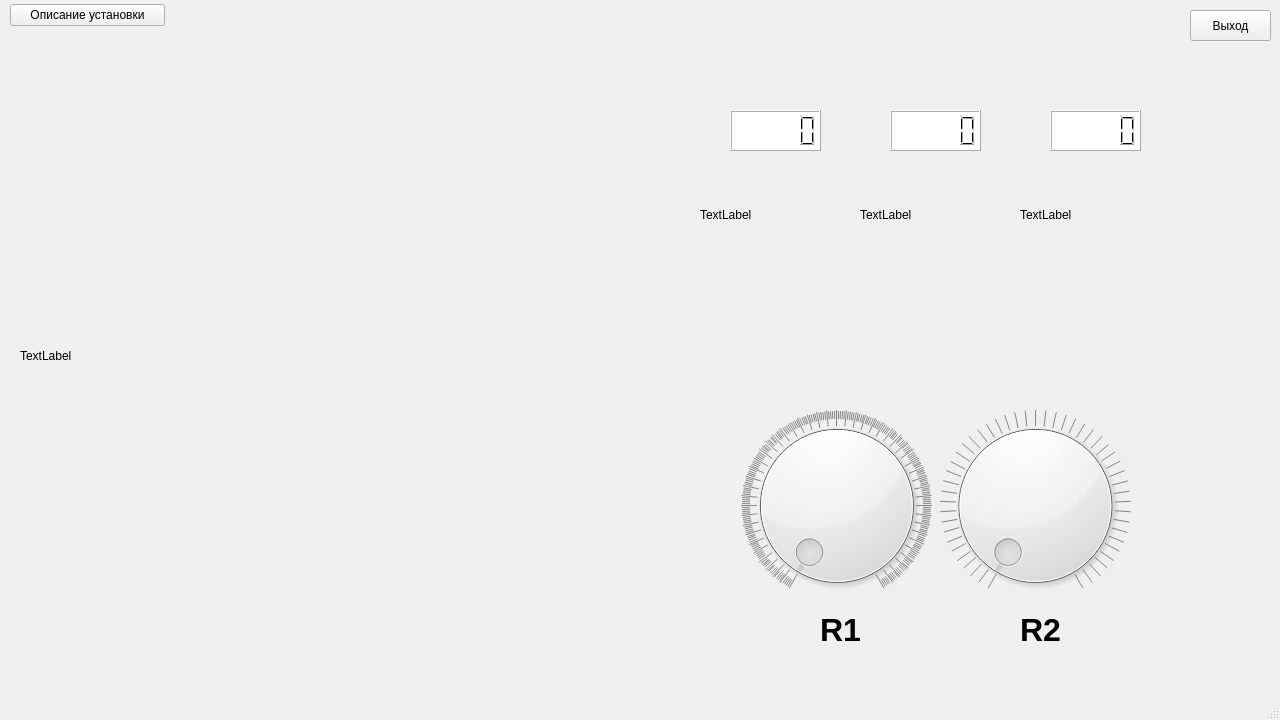
Ajems/PhysicsETU, file Physic/mainwindow.ui: the form before one commit.
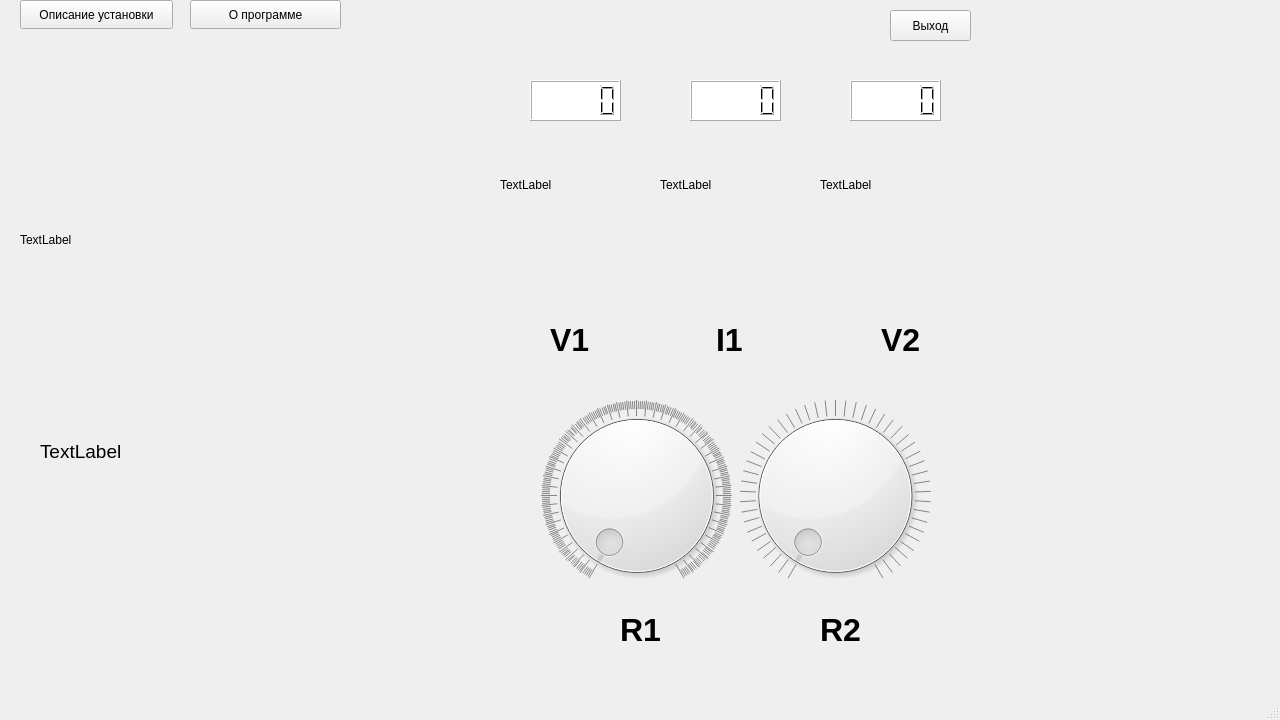
The form after the commit.

The edit to the form file:
```diff
--- a/Physic/mainwindow.ui
+++ b/Physic/mainwindow.ui
@@ -17,8 +17,8 @@
    <widget class="QLabel" name="label_2">
     <property name="geometry">
      <rect>
-      <x>860</x>
-      <y>40</y>
+      <x>660</x>
+      <y>10</y>
       <width>150</width>
       <height>350</height>
      </rect>
@@ -30,8 +30,8 @@
    <widget class="QLabel" name="label">
     <property name="geometry">
      <rect>
-      <x>700</x>
-      <y>40</y>
+      <x>500</x>
+      <y>10</y>
       <width>150</width>
       <height>350</height>
      </rect>
@@ -43,8 +43,8 @@
    <widget class="QLabel" name="label_3">
     <property name="geometry">
      <rect>
-      <x>1020</x>
-      <y>40</y>
+      <x>820</x>
+      <y>10</y>
       <width>150</width>
       <height>350</height>
      </rect>
@@ -56,27 +56,8 @@
    <widget class="QWidget" name="layoutWidget">
     <property name="geometry">
      <rect>
-      <x>10</x>
-      <y>0</y>
-      <width>155</width>
-      <height>31</height>
-     </rect>
-    </property>
-    <layout class="QHBoxLayout" name="horizontalLayout">
-     <item>
-      <widget class="QPushButton" name="descriptionButton">
-       <property name="text">
-        <string>Описание установки</string>
-       </property>
-      </widget>
-     </item>
-    </layout>
-   </widget>
-   <widget class="QWidget" name="layoutWidget">
-    <property name="geometry">
-     <rect>
-      <x>740</x>
-      <y>410</y>
+      <x>540</x>
+      <y>400</y>
       <width>391</width>
       <height>191</height>
      </rect>
@@ -125,7 +106,7 @@
    <widget class="QLabel" name="textR1">
     <property name="geometry">
      <rect>
-      <x>820</x>
+      <x>620</x>
       <y>610</y>
       <width>63</width>
       <height>40</height>
@@ -144,7 +125,7 @@
    <widget class="QLabel" name="textR2">
     <property name="geometry">
      <rect>
-      <x>1020</x>
+      <x>820</x>
       <y>610</y>
       <width>63</width>
       <height>40</height>
@@ -163,8 +144,8 @@
    <widget class="QLCDNumber" name="lcdNumber">
     <property name="geometry">
      <rect>
-      <x>730</x>
-      <y>110</y>
+      <x>530</x>
+      <y>80</y>
       <width>91</width>
       <height>41</height>
      </rect>
@@ -179,8 +160,8 @@
    <widget class="QLCDNumber" name="lcdNumber_2">
     <property name="geometry">
      <rect>
-      <x>1050</x>
-      <y>110</y>
+      <x>850</x>
+      <y>80</y>
       <width>91</width>
       <height>41</height>
      </rect>
@@ -195,8 +176,8 @@
    <widget class="QLCDNumber" name="lcdNumber_3">
     <property name="geometry">
      <rect>
-      <x>890</x>
-      <y>110</y>
+      <x>690</x>
+      <y>80</y>
       <width>91</width>
       <height>41</height>
      </rect>
@@ -211,7 +192,7 @@
    <widget class="QPushButton" name="descriptionButton_2">
     <property name="geometry">
      <rect>
-      <x>1190</x>
+      <x>890</x>
       <y>10</y>
       <width>81</width>
       <height>31</height>
@@ -226,14 +207,121 @@
      <rect>
       <x>20</x>
       <y>40</y>
-      <width>661</width>
-      <height>631</height>
+      <width>400</width>
+      <height>400</height>
      </rect>
     </property>
     <property name="text">
      <string>TextLabel</string>
     </property>
    </widget>
+   <widget class="QPushButton" name="about">
+    <property name="geometry">
+     <rect>
+      <x>190</x>
+      <y>0</y>
+      <width>151</width>
+      <height>29</height>
+     </rect>
+    </property>
+    <property name="text">
+     <string>О программе</string>
+    </property>
+   </widget>
+   <widget class="QPushButton" name="descriptionButton">
+    <property name="enabled">
+     <bool>true</bool>
+    </property>
+    <property name="geometry">
+     <rect>
+      <x>20</x>
+      <y>0</y>
+      <width>153</width>
+      <height>29</height>
+     </rect>
+    </property>
+    <property name="text">
+     <string>Описание установки</string>
+    </property>
+   </widget>
+   <widget class="QWidget" name="horizontalLayoutWidget">
+    <property name="geometry">
+     <rect>
+      <x>550</x>
+      <y>300</y>
+      <width>491</width>
+      <height>80</height>
+     </rect>
+    </property>
+    <layout class="QHBoxLayout" name="horizontalLayout">
+     <item>
+      <widget class="QLabel" name="textV1">
+       <property name="font">
+        <font>
+         <pointsize>24</pointsize>
+         <bold>true</bold>
+        </font>
+       </property>
+       <property name="text">
+        <string>V1</string>
+       </property>
+      </widget>
+     </item>
+     <item>
+      <widget class="QLabel" name="textI1">
+       <property name="font">
+        <font>
+         <pointsize>24</pointsize>
+         <bold>true</bold>
+        </font>
+       </property>
+       <property name="text">
+        <string>I1</string>
+       </property>
+      </widget>
+     </item>
+     <item>
+      <widget class="QLabel" name="textV2">
+       <property name="font">
+        <font>
+         <pointsize>24</pointsize>
+         <bold>true</bold>
+        </font>
+       </property>
+       <property name="text">
+        <string>V2</string>
+       </property>
+      </widget>
+     </item>
+    </layout>
+   </widget>
+   <widget class="QLabel" name="labelPhotoText">
+    <property name="geometry">
+     <rect>
+      <x>40</x>
+      <y>440</y>
+      <width>431</width>
+      <height>171</height>
+     </rect>
+    </property>
+    <property name="font">
+     <font>
+      <pointsize>14</pointsize>
+     </font>
+    </property>
+    <property name="focusPolicy">
+     <enum>Qt::NoFocus</enum>
+    </property>
+    <property name="layoutDirection">
+     <enum>Qt::LeftToRight</enum>
+    </property>
+    <property name="text">
+     <string>TextLabel</string>
+    </property>
+    <property name="alignment">
+     <set>Qt::AlignJustify|Qt::AlignTop</set>
+    </property>
+   </widget>
   </widget>
   <widget class="QMenuBar" name="menubar">
    <property name="geometry">
```
